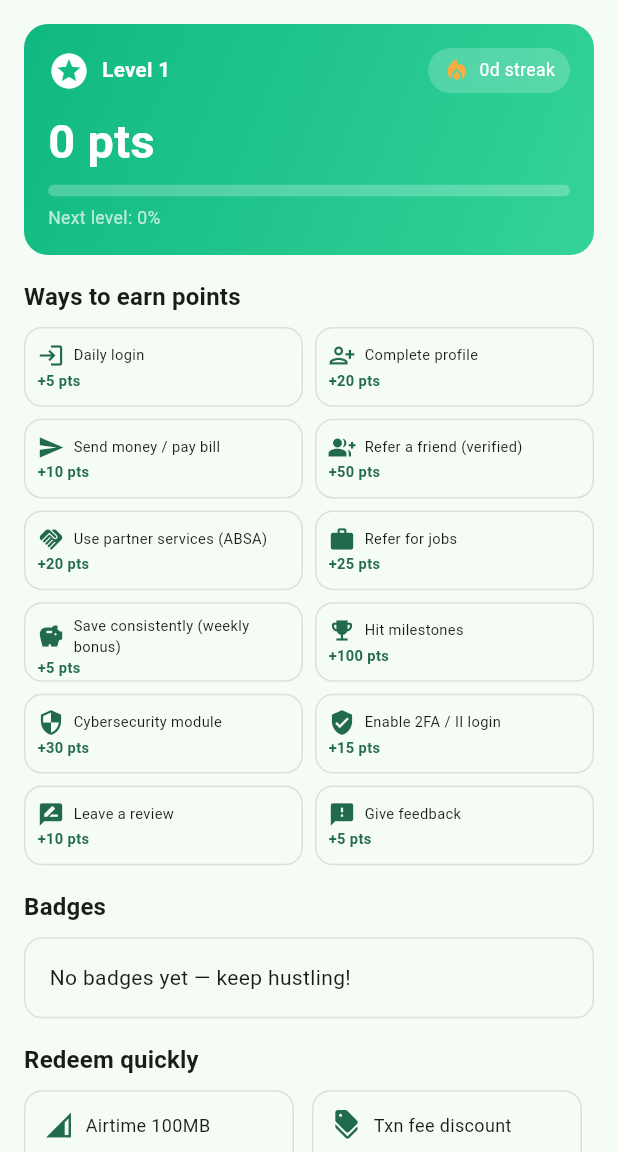
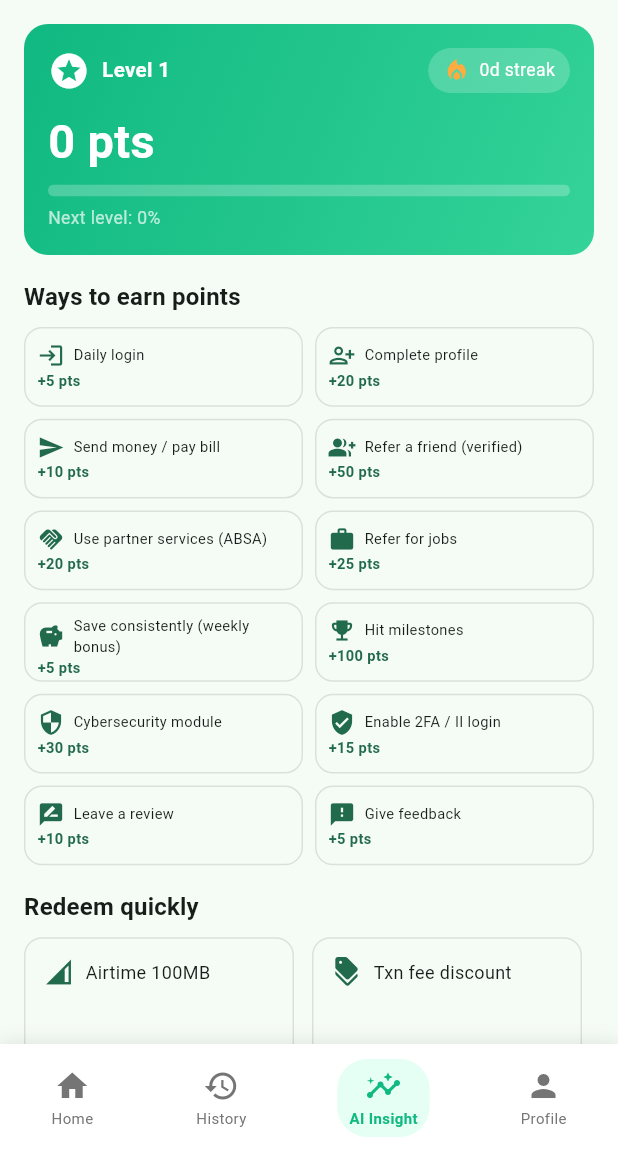
Before and after one commit to Veranzi/Jasho, a Flutter app: the GamificationScreen screen opened by its route, on a phone screen of 412 x 824 dp, the part 84-1236 px from its top. Run offline on Flutter 3.47's test engine with Material 3 defaults, Android fonts, the phone set to English and light mode, and no system bars; our stand-ins replace fl_chart, flutter_screenutil, intl_phone_field, printing, responsive_framework, shared_preferences; accounts and stored records are empty.

```diff
--- a/jashoo/lib/screens/gamification/gamification_screen.dart
+++ b/jashoo/lib/screens/gamification/gamification_screen.dart
@@ -31,6 +31,7 @@ class GamificationScreen extends StatelessWidget {
           ),
         ],
       ),
+      bottomNavigationBar: _buildBottomNavigationBar(context),
       body: SingleChildScrollView(
         padding: const EdgeInsets.all(16.0),
         child: Column(
@@ -41,10 +42,6 @@ class GamificationScreen extends StatelessWidget {
             _SectionTitle(title: 'Ways to earn points'),
             const SizedBox(height: 8),
             _EarnGrid(onSimulate: (value) => g.earnPoints(value)),
-            const SizedBox(height: 16),
-            _SectionTitle(title: 'Badges'),
-            const SizedBox(height: 8),
-            _BadgesStrip(badges: g.badges),
             const SizedBox(height: 16),
             _SectionTitle(title: 'Redeem quickly'),
             const SizedBox(height: 8),
@@ -69,6 +66,77 @@ class GamificationScreen extends StatelessWidget {
                   ),
                 ),
               ],
+            ),
+          ],
+        ),
+      ),
+    );
+  }
+
+  Widget _buildBottomNavigationBar(BuildContext context) {
+    return Container(
+      padding: const EdgeInsets.symmetric(vertical: 10),
+      decoration: BoxDecoration(color: Colors.white, boxShadow: [
+        BoxShadow(
+            color: Colors.black.withOpacity(0.1),
+            spreadRadius: 1,
+            blurRadius: 10),
+      ]),
+      child: SafeArea(
+        child: Row(
+          mainAxisAlignment: MainAxisAlignment.spaceAround,
+          children: [
+            _buildNavItem(context, Icons.home, "Home", 0),
+            _buildNavItem(context, Icons.history, "History", 1),
+            _buildNavItem(context, Icons.insights, "AI Insight", 2),
+            _buildNavItem(context, Icons.person, "Profile", 3),
+          ],
+        ),
+      ),
+    );
+  }
+
+  Widget _buildNavItem(BuildContext context, IconData icon, String label, int index) {
+    const Color primaryColor = Color(0xFF10B981);
+    const Color lightBlueBackground = Color(0xFFE6FFF5);
+
+    return GestureDetector(
+      onTap: () {
+        switch (index) {
+          case 0:
+            Navigator.pushReplacementNamed(context, '/dashboard');
+            break;
+          case 1:
+            Navigator.pushNamed(context, '/transactionHistory');
+            break;
+          case 2:
+            Navigator.pushNamed(context, '/aiAssistant');
+            break;
+          case 3:
+            Navigator.pushNamed(context, '/profileUpdate');
+            break;
+        }
+      },
+      child: Container(
+        padding: const EdgeInsets.symmetric(horizontal: 8, vertical: 6),
+        decoration: BoxDecoration(
+            color: index == 2 ? lightBlueBackground : Colors.transparent, // Highlight AI Insight
+            borderRadius: BorderRadius.circular(20)),
+        child: Column(
+          mainAxisSize: MainAxisSize.min,
+          children: [
+            Icon(icon,
+                color: index == 2 ? primaryColor : Colors.grey[600], size: 24),
+            const SizedBox(height: 2),
+            Flexible(
+              child: Text(label,
+                  style: TextStyle(
+                      color: index == 2 ? primaryColor : Colors.grey[600],
+                      fontSize: 10,
+                      fontWeight:
+                          index == 2 ? FontWeight.bold : FontWeight.normal),
+                  overflow: TextOverflow.ellipsis,
+                  maxLines: 1),
             ),
           ],
         ),
```
Also changed, not shown: jashoo/lib/screens/dashboard/profile_drawer.dart (+73 -0 lines).
